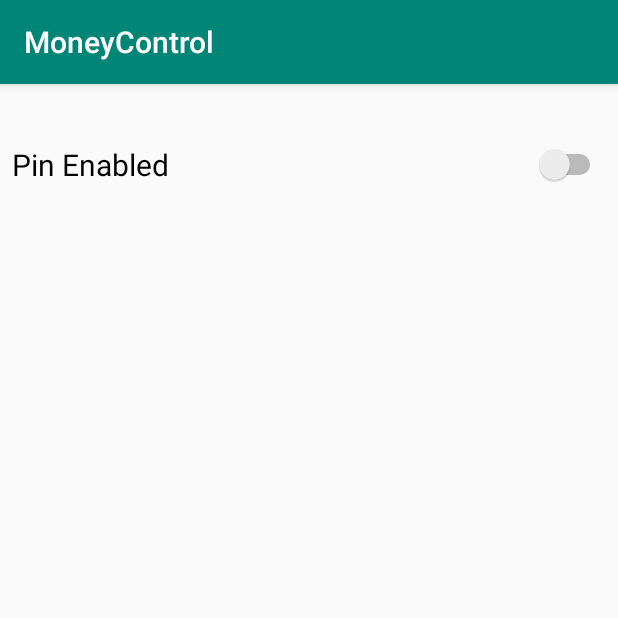
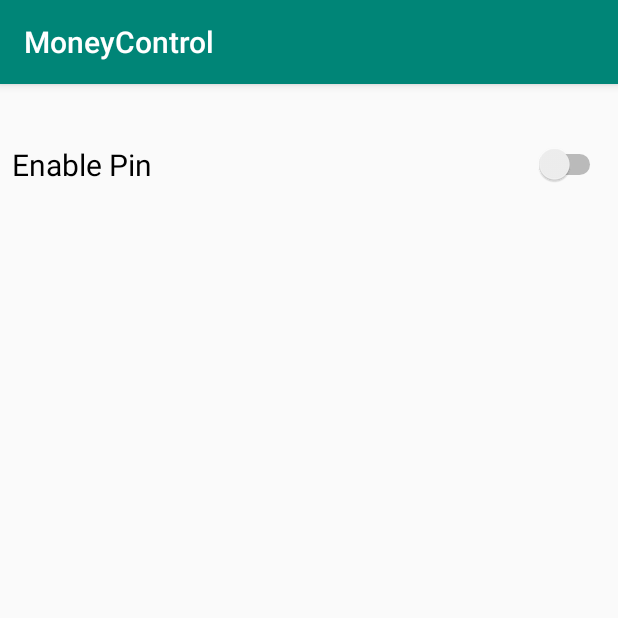
Before and after one commit to NadeemNicoR/TeamProjects, an Android app: the EnablePin screen opened directly, with no data from a screen before it, on a phone screen of 412 x 824 dp, the top half of it. Run offline under Robolectric (Android 15) with nearby library versions, the phone set to English and light mode, and no system bars.

Commit message:
Enable Pin Message Changed

```diff
--- a/MoneyControl/app/src/main/res/layout/activity_enable_pin.xml
+++ b/MoneyControl/app/src/main/res/layout/activity_enable_pin.xml
@@ -9,7 +9,7 @@
     <Switch
         android:id="@+id/enablePinSwitch"
         android:checked="false"
-        android:text="Pin Enabled"
+        android:text="Enable Pin"
         android:textSize="20sp"
         android:layout_width="0dp"
         android:layout_height="wrap_content"
```
